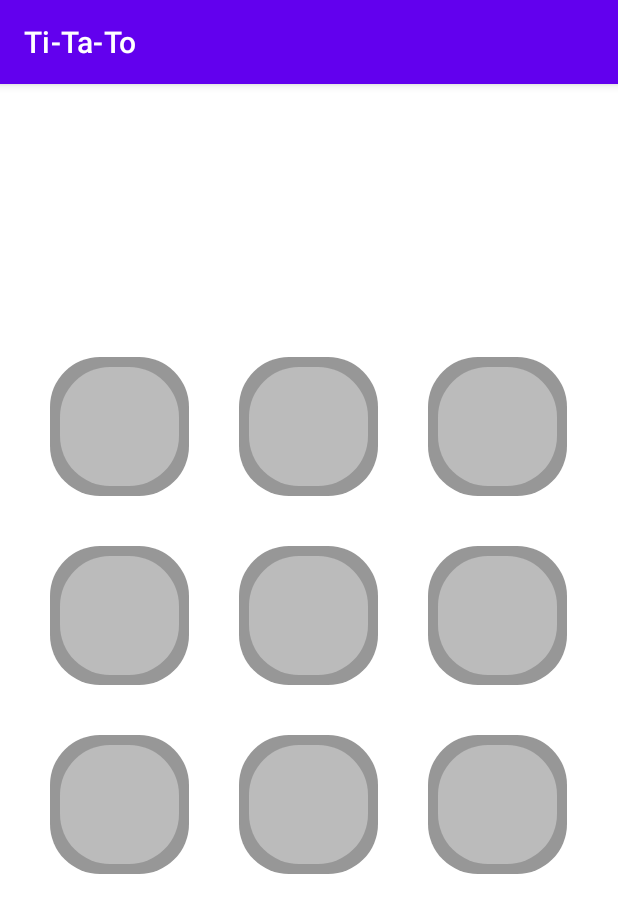
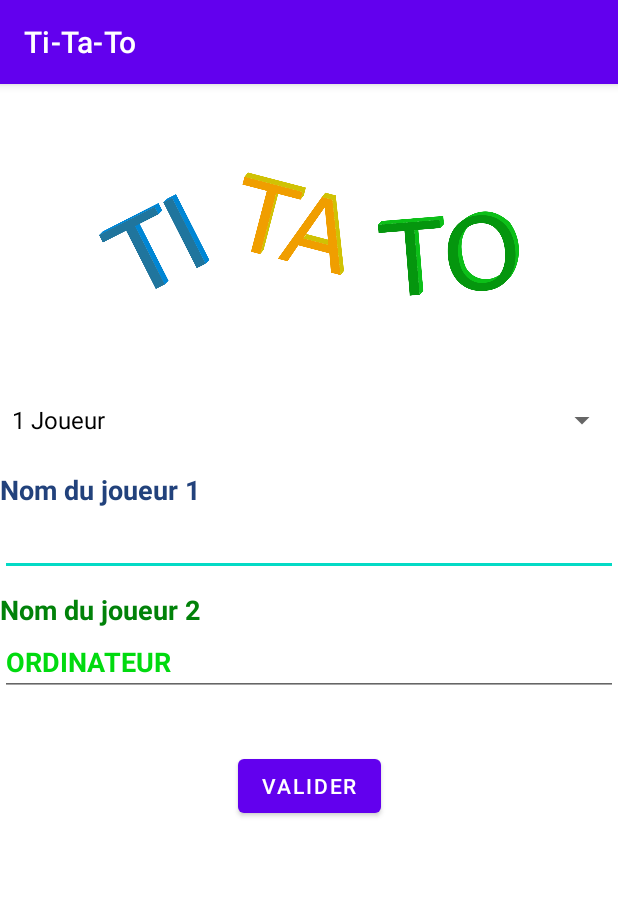
Before and after one commit to GAMELYSANDRE/ANDROID_GAME1, an Android app: the screen it shows after launch (MainActivity), on a phone screen of 412 x 824 dp. Shown: the top 913 px of the screen. Run offline under Robolectric (Android 15) with nearby library versions, the phone set to English and light mode, and no system bars.

Commit message:
add widget name et button

```diff
--- a/app/src/main/AndroidManifest.xml
+++ b/app/src/main/AndroidManifest.xml
@@ -9,6 +9,7 @@
         android:roundIcon="@mipmap/ic_launcher_round"
         android:supportsRtl="true"
         android:theme="@style/Theme.TiTaTo">
+        <activity android:name=".Game"></activity>
         <activity android:name=".MainActivity">
             <intent-filter>
                 <action android:name="android.intent.action.MAIN" />
--- a/app/src/main/java/com/gamelysandre/ti_ta_to/Case.java
+++ b/app/src/main/java/com/gamelysandre/ti_ta_to/Case.java
@@ -74,16 +74,16 @@ public class Case extends View
             case CROSS:
                 this.m_Paint.setColor(0xff880000);
                 Path rect1 = new Path();
-                rect1.moveTo(70,50);
-                rect1.lineTo(m_Side-50,m_Side-70);
-                rect1.lineTo(m_Side-70,m_Side-50);
-                rect1.lineTo(50,70);
+                rect1.moveTo((int) (m_Side*0.2),(int) (m_Side*0.15));
+                rect1.lineTo((int) (m_Side*0.85),(int) (m_Side*0.8));
+                rect1.lineTo((int) (m_Side*0.8),(int) (m_Side*0.85));
+                rect1.lineTo((int) (m_Side*0.15),(int) (m_Side*0.2));
                 m_Canvas.drawPath(rect1,m_Paint);
                 Path rect2 = new Path();
-                rect2.moveTo(m_Side-70,50);
-                rect2.lineTo(m_Side-50,70);
-                rect2.lineTo(70,m_Side-50);
-                rect2.lineTo(50,m_Side-70);
+                rect2.moveTo((int) (m_Side*0.8),(int) (m_Side*0.15));
+                rect2.lineTo((int) (m_Side*0.85),(int) (m_Side*0.2));
+                rect2.lineTo((int) (m_Side*0.2),(int) (m_Side*0.85));
+                rect2.lineTo((int) (m_Side*0.15),(int) (m_Side*0.8));
                 m_Canvas.drawPath(rect2,m_Paint);
                 break;
         }
--- /dev/null
+++ b/app/src/main/java/com/gamelysandre/ti_ta_to/Game.java
@@ -0,0 +1,41 @@
+package com.gamelysandre.ti_ta_to;
+
+import androidx.appcompat.app.AppCompatActivity;
+
+import android.os.Bundle;
+import android.util.Log;
+import android.view.View;
+
+public class Game extends AppCompatActivity implements View.OnClickListener
+{
+        private Board m_Board;
+
+        @Override
+        protected void onCreate(Bundle savedInstanceState)
+        {
+            super.onCreate(savedInstanceState);
+            setContentView(R.layout.game);
+            m_Board = new Board(this);
+            Log.d("DEBUG", "ETAT ONCREATE");
+        }
+
+        @Override
+        protected void onResume()
+        {
+            super.onResume();
+            Log.d("DEBUG", "ETAT ONRESUME");
+        }
+
+        @Override
+        protected void onPause()
+        {
+            super.onPause();
+            Log.d("DEBUG", "ETAT ONPAUSE");
+        }
+
+        @Override
+        public void onClick(View v)
+        {
+            m_Board.onClick(v);
+        }
+}
--- a/app/src/main/java/com/gamelysandre/ti_ta_to/MainActivity.java
+++ b/app/src/main/java/com/gamelysandre/ti_ta_to/MainActivity.java
@@ -2,41 +2,64 @@ package com.gamelysandre.ti_ta_to;
 
 import androidx.appcompat.app.AppCompatActivity;
 import android.os.Bundle;
+import android.text.Layout;
 import android.util.Log;
 import android.view.View;
+import android.widget.AdapterView;
+import android.widget.ArrayAdapter;
+import android.widget.EditText;
+import android.widget.Spinner;
 
-
-
-public class MainActivity extends AppCompatActivity implements View.OnClickListener
+public class MainActivity extends AppCompatActivity implements AdapterView.OnItemSelectedListener
 {
-    private Board m_Board;
+    // management Spinner
+    private Spinner m_SpinnerNbrPlayer;
+    private String[] m_items = new String[]{"1 Joueur", "2 Joueurs"};
+    private String m_SpinnerText;
+    // others widgets
+    private EditText m_Player1;
+    private EditText m_Player2;
 
     @Override
     protected void onCreate(Bundle savedInstanceState)
     {
         super.onCreate(savedInstanceState);
-        setContentView(R.layout.activity_main);
-        m_Board = new Board(this);
-        Log.d("DEBUG", "ETAT ONCREATE");
+        setContentView(R.layout.main_activity);
+
+        m_SpinnerNbrPlayer = findViewById(R.id.spinner1);
+        m_Player1= (EditText) findViewById(R.id.Player1);
+        m_Player2= (EditText) findViewById(R.id.Player2);
+        //create a list of items for the spinner.
+        ArrayAdapter<String> adapter = new ArrayAdapter<String>(this, android.R.layout.simple_spinner_dropdown_item, m_items);
+        m_SpinnerNbrPlayer.setAdapter(adapter);
+        //listener
+        m_SpinnerNbrPlayer.setOnItemSelectedListener(this);
     }
 
     @Override
-    protected void onResume()
+    public void onItemSelected(AdapterView<?> parent, View view, int position, long id)
     {
-        super.onResume();
-        Log.d("DEBUG", "ETAT ONRESUME");
+        m_SpinnerText = m_SpinnerNbrPlayer.getSelectedItem().toString();
+        if ( m_SpinnerText.equals(m_items[0]))
+        {
+            Log.d("DEBUG", "ok ");
+            m_Player2.setText("ORDINATEUR");
+            m_Player2.setFocusable(false);
+        }
+        else if ( m_SpinnerText.equals(m_items[1]))
+        {
+            if ( m_Player2.getText().toString().equals("ORDINATEUR") )
+            {
+                m_Player2.setText("");
+            }
+            m_Player2.setFocusableInTouchMode(true);
+        }
+        Log.d("DEBUG", "onItemSelected: " + m_SpinnerText);
     }
 
     @Override
-    protected void onPause()
+    public void onNothingSelected(AdapterView<?> parent)
     {
-        super.onPause();
-        Log.d("DEBUG", "ETAT ONPAUSE");
-    }
 
-    @Override
-    public void onClick(View v)
-    {
-        m_Board.onClick(v);
     }
 }
--- a/app/src/main/res/layout/activity_main.xml
+++ b/app/src/main/res/layout/game.xml
@@ -5,7 +5,7 @@
     android:layout_width="match_parent"
     android:layout_height="match_parent"
     android:id="@+id/ScreenApp"
-    tools:context=".MainActivity">
+    tools:context=".Game">
 
 
 </androidx.constraintlayout.widget.ConstraintLayout>
--- /dev/null
+++ b/app/src/main/res/layout/main_activity.xml
@@ -0,0 +1,80 @@
+<?xml version="1.0" encoding="utf-8"?>
+<androidx.constraintlayout.widget.ConstraintLayout
+    xmlns:android="http://schemas.android.com/apk/res/android"
+    xmlns:app="http://schemas.android.com/apk/res-auto"
+    xmlns:tools="http://schemas.android.com/tools"
+    android:layout_width="match_parent"
+    android:layout_height="match_parent"
+    android:id="@+id/ScreenMenu"
+    tools:context=".MainActivity">
+
+
+    <ImageView
+        android:id="@+id/imageView"
+        android:layout_width="300dp"
+        android:layout_height="200dp"
+        android:padding="10dp"
+        app:layout_constraintEnd_toEndOf="parent"
+        app:layout_constraintStart_toStartOf="parent"
+        app:layout_constraintTop_toTopOf="parent"
+        app:srcCompat="@drawable/img1" />
+
+    <Spinner
+        android:id="@+id/spinner1"
+        android:layout_width="match_parent"
+        android:layout_height="wrap_content"
+        android:spinnerMode="dropdown"
+        app:layout_constraintTop_toBottomOf="@+id/imageView" />
+
+    <TextView
+        android:id="@+id/lblPlayer1"
+        android:layout_width="wrap_content"
+        android:layout_height="wrap_content"
+        android:layout_marginTop="10dp"
+        android:gravity="left"
+        android:textColor= "#FF22427C"
+        android:textStyle="bold"
+        android:text="Nom du joueur 1"
+        android:textSize="18sp"
+        app:layout_constraintTop_toBottomOf="@+id/spinner1" />
+
+    <EditText
+        android:id="@+id/Player1"
+        android:layout_width="match_parent"
+        android:layout_height="wrap_content"
+        app:layout_constraintTop_toBottomOf="@+id/lblPlayer1"
+        android:textColor= "#FF02B2DE"
+        android:textStyle="bold" />
+
+    <TextView
+        android:id="@+id/lblPlayer2"
+        android:layout_width="wrap_content"
+        android:layout_height="wrap_content"
+        android:layout_marginTop="10dp"
+        android:gravity="left"
+        android:textColor= "#FF018209"
+        android:textStyle="bold"
+        android:text="Nom du joueur 2"
+        android:textSize="18sp"
+        app:layout_constraintTop_toBottomOf="@+id/Player1" />
+
+    <EditText
+        android:id="@+id/Player2"
+        android:layout_width="match_parent"
+        android:layout_height="wrap_content"
+        app:layout_constraintTop_toBottomOf="@+id/lblPlayer2"
+        android:textColor= "#FF01DA0F"
+        android:textStyle="bold" />
+
+    <Button
+        android:id="@+id/button"
+        android:layout_width="wrap_content"
+        android:layout_height="wrap_content"
+        android:layout_marginTop="36dp"
+        android:gravity="center"
+        android:text="Valider"
+        app:layout_constraintEnd_toEndOf="parent"
+        app:layout_constraintStart_toStartOf="parent"
+        app:layout_constraintTop_toBottomOf="@+id/Player2" />
+
+</androidx.constraintlayout.widget.ConstraintLayout>
--- a/app/src/main/res/values/strings.xml
+++ b/app/src/main/res/values/strings.xml
@@ -1,3 +1,7 @@
 <resources>
     <string name="app_name">Ti-Ta-To</string>
+    <string-array name="number_players">
+        <item>1 Joueur</item>
+        <item>2 Joueurs</item>
+    </string-array>
 </resources>
```
Also changed, not shown: app/src/main/res/drawable/img1.png (added).
